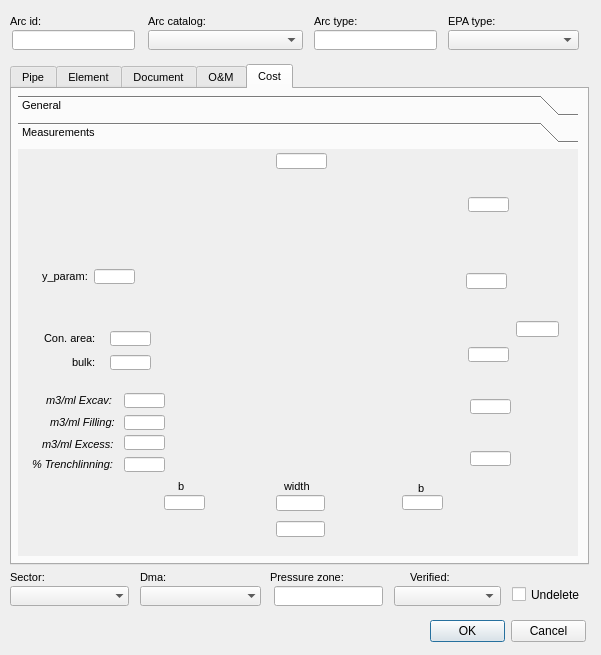
Old version of the form ui/ws_man_arc.ui in the repository Giswater/giswater_qgis_plugin.
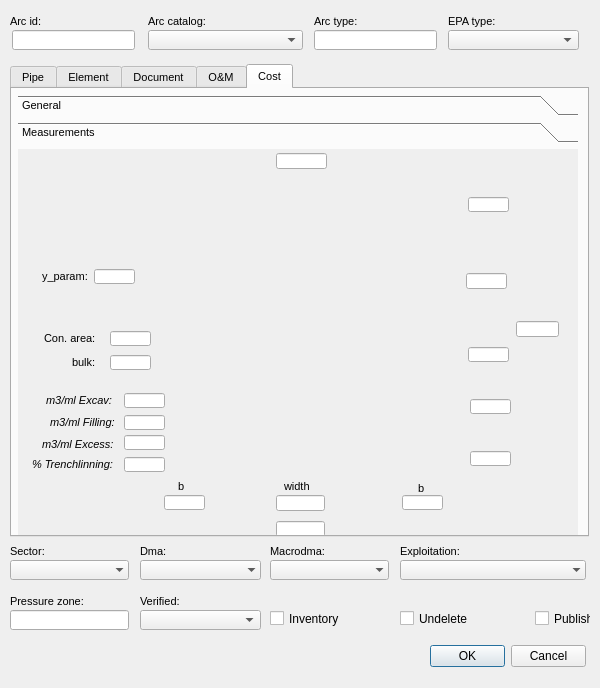
New version of the form. The open tabs and pages were chosen to show the change. Icons and pictures are not drawn.

```diff
--- a/ui/ws_man_arc.ui
+++ b/ui/ws_man_arc.ui
@@ -6,8 +6,8 @@
    <rect>
     <x>0</x>
     <y>0</y>
-    <width>601</width>
-    <height>655</height>
+    <width>600</width>
+    <height>688</height>
    </rect>
   </property>
   <property name="windowTitle">
@@ -36,8 +36,8 @@
   <widget class="QLabel" name="label_verified">
    <property name="geometry">
     <rect>
-     <x>410</x>
-     <y>566</y>
+     <x>140</x>
+     <y>590</y>
      <width>90</width>
      <height>22</height>
     </rect>
@@ -72,8 +72,8 @@
   <widget class="QCheckBox" name="undelete">
    <property name="geometry">
     <rect>
-     <x>512</x>
-     <y>586</y>
+     <x>400</x>
+     <y>610</y>
      <width>73</width>
      <height>17</height>
     </rect>
@@ -85,9 +85,9 @@
   <widget class="QComboBox" name="verified">
    <property name="geometry">
     <rect>
-     <x>394</x>
-     <y>586</y>
-     <width>107</width>
+     <x>140</x>
+     <y>610</y>
+     <width>121</width>
      <height>20</height>
     </rect>
    </property>
@@ -96,7 +96,7 @@
    <property name="geometry">
     <rect>
      <x>10</x>
-     <y>566</y>
+     <y>540</y>
      <width>90</width>
      <height>22</height>
     </rect>
@@ -131,8 +131,8 @@
   <widget class="QLabel" name="label_pressurezone">
    <property name="geometry">
     <rect>
-     <x>270</x>
-     <y>566</y>
+     <x>10</x>
+     <y>590</y>
      <width>90</width>
      <height>22</height>
     </rect>
@@ -168,7 +168,7 @@
    <property name="geometry">
     <rect>
      <x>140</x>
-     <y>566</y>
+     <y>540</y>
      <width>90</width>
      <height>22</height>
     </rect>
@@ -204,7 +204,7 @@
    <property name="geometry">
     <rect>
      <x>140</x>
-     <y>586</y>
+     <y>560</y>
      <width>121</width>
      <height>20</height>
     </rect>
@@ -223,7 +223,7 @@
    <property name="geometry">
     <rect>
      <x>10</x>
-     <y>586</y>
+     <y>560</y>
      <width>119</width>
      <height>20</height>
     </rect>
@@ -241,9 +241,9 @@
   <widget class="QLineEdit" name="presszonecat_id">
    <property name="geometry">
     <rect>
-     <x>274</x>
-     <y>586</y>
-     <width>109</width>
+     <x>10</x>
+     <y>610</y>
+     <width>119</width>
      <height>20</height>
     </rect>
    </property>
@@ -398,7 +398,7 @@
      <x>10</x>
      <y>64</y>
      <width>579</width>
-     <height>501</height>
+     <height>473</height>
     </rect>
    </property>
    <property name="font">
@@ -3632,8 +3632,8 @@
        <rect>
         <x>0</x>
         <y>0</y>
-        <width>560</width>
-        <height>407</height>
+        <width>100</width>
+        <height>30</height>
        </rect>
       </property>
       <attribute name="label">
@@ -4695,7 +4695,7 @@
    <property name="geometry">
     <rect>
      <x>430</x>
-     <y>620</y>
+     <y>645</y>
      <width>156</width>
      <height>23</height>
     </rect>
@@ -4724,6 +4724,142 @@
     </rect>
    </property>
   </widget>
+  <widget class="QComboBox" name="dma_id_2">
+   <property name="geometry">
+    <rect>
+     <x>400</x>
+     <y>560</y>
+     <width>186</width>
+     <height>20</height>
+    </rect>
+   </property>
+   <property name="autoFillBackground">
+    <bool>true</bool>
+   </property>
+   <property name="maxVisibleItems">
+    <number>8</number>
+   </property>
+   <property name="frame">
+    <bool>false</bool>
+   </property>
+  </widget>
+  <widget class="QLabel" name="label_sector_2">
+   <property name="geometry">
+    <rect>
+     <x>270</x>
+     <y>540</y>
+     <width>90</width>
+     <height>22</height>
+    </rect>
+   </property>
+   <property name="font">
+    <font>
+     <pointsize>8</pointsize>
+    </font>
+   </property>
+   <property name="frameShape">
+    <enum>QFrame::NoFrame</enum>
+   </property>
+   <property name="frameShadow">
+    <enum>QFrame::Plain</enum>
+   </property>
+   <property name="text">
+    <string>Macrodma:</string>
+   </property>
+   <property name="textFormat">
+    <enum>Qt::AutoText</enum>
+   </property>
+   <property name="scaledContents">
+    <bool>false</bool>
+   </property>
+   <property name="alignment">
+    <set>Qt::AlignLeading|Qt::AlignLeft|Qt::AlignVCenter</set>
+   </property>
+   <property name="margin">
+    <number>3</number>
+   </property>
+  </widget>
+  <widget class="QLabel" name="label_dma_2">
+   <property name="geometry">
+    <rect>
+     <x>400</x>
+     <y>540</y>
+     <width>90</width>
+     <height>22</height>
+    </rect>
+   </property>
+   <property name="font">
+    <font>
+     <pointsize>8</pointsize>
+    </font>
+   </property>
+   <property name="frameShape">
+    <enum>QFrame::NoFrame</enum>
+   </property>
+   <property name="frameShadow">
+    <enum>QFrame::Plain</enum>
+   </property>
+   <property name="text">
+    <string>Exploitation:</string>
+   </property>
+   <property name="textFormat">
+    <enum>Qt::AutoText</enum>
+   </property>
+   <property name="scaledContents">
+    <bool>false</bool>
+   </property>
+   <property name="alignment">
+    <set>Qt::AlignLeading|Qt::AlignLeft|Qt::AlignVCenter</set>
+   </property>
+   <property name="margin">
+    <number>3</number>
+   </property>
+  </widget>
+  <widget class="QComboBox" name="sector_id_2">
+   <property name="geometry">
+    <rect>
+     <x>270</x>
+     <y>560</y>
+     <width>119</width>
+     <height>20</height>
+    </rect>
+   </property>
+   <property name="autoFillBackground">
+    <bool>true</bool>
+   </property>
+   <property name="maxVisibleItems">
+    <number>8</number>
+   </property>
+   <property name="frame">
+    <bool>false</bool>
+   </property>
+  </widget>
+  <widget class="QCheckBox" name="undelete_2">
+   <property name="geometry">
+    <rect>
+     <x>535</x>
+     <y>610</y>
+     <width>56</width>
+     <height>17</height>
+    </rect>
+   </property>
+   <property name="text">
+    <string>Publish</string>
+   </property>
+  </widget>
+  <widget class="QCheckBox" name="undelete_3">
+   <property name="geometry">
+    <rect>
+     <x>270</x>
+     <y>610</y>
+     <width>71</width>
+     <height>17</height>
+    </rect>
+   </property>
+   <property name="text">
+    <string>Inventory</string>
+   </property>
+  </widget>
  </widget>
  <tabstops>
   <tabstop>arc_id</tabstop>
```
Left out of the diff: 2 changed lines with no effect on the pictures.
